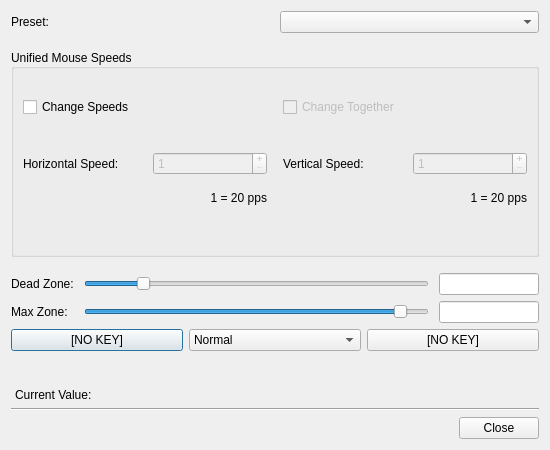
First picture: the form in src/axiseditdialog.ui, repository AntiMicroX/antimicrox, before the edit.
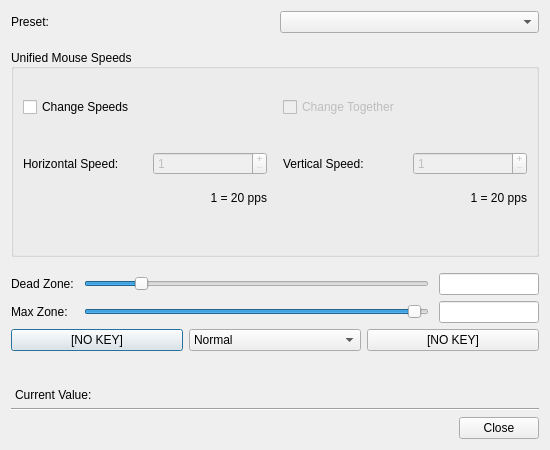
Second picture: the form after the edit. Custom widgets are drawn as their Qt base class.

Patch:
```diff
--- a/src/axiseditdialog.ui
+++ b/src/axiseditdialog.ui
@@ -422,7 +422,7 @@
         <number>0</number>
        </property>
        <property name="maximum">
-        <number>32000</number>
+        <number>32737</number>
        </property>
        <property name="singleStep">
         <number>100</number>
@@ -431,7 +431,7 @@
         <number>1000</number>
        </property>
        <property name="value">
-        <number>30000</number>
+        <number>32000</number>
        </property>
        <property name="orientation">
         <enum>Qt::Horizontal</enum>
@@ -450,7 +450,7 @@
         <number>0</number>
        </property>
        <property name="maximum">
-        <number>32000</number>
+        <number>32737</number>
        </property>
        <property name="singleStep">
         <number>100</number>
```
